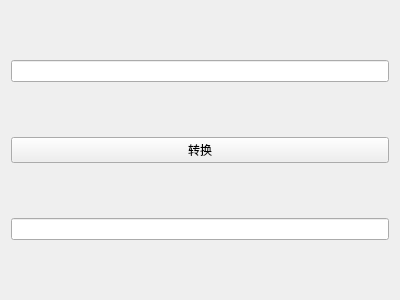
Before: the Qt Designer form Widget.ui in aeagean/Hanzi2Pinyin, drawn with Qt 5.
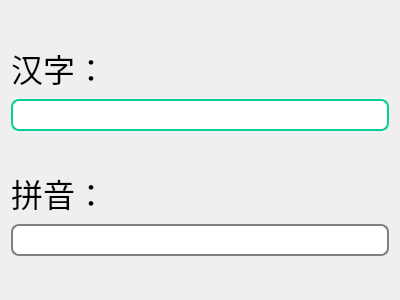
After: the same form once the commit is applied.

What changed in the file:
```diff
--- a/Widget.ui
+++ b/Widget.ui
@@ -15,17 +15,79 @@
   </property>
   <layout class="QVBoxLayout" name="verticalLayout">
    <item>
-    <widget class="QLineEdit" name="lineEdit"/>
+    <spacer name="verticalSpacer_2">
+     <property name="orientation">
+      <enum>Qt::Vertical</enum>
+     </property>
+     <property name="sizeHint" stdset="0">
+      <size>
+       <width>20</width>
+       <height>40</height>
+      </size>
+     </property>
+    </spacer>
    </item>
    <item>
-    <widget class="QPushButton" name="pushButton">
+    <widget class="QLabel" name="label">
+     <property name="styleSheet">
+      <string notr="true">font: 75 20pt &quot;微软雅黑&quot;;</string>
+     </property>
      <property name="text">
-      <string>转换</string>
+      <string>&lt;html&gt;&lt;head/&gt;&lt;body&gt;&lt;p&gt;&lt;span style=&quot; font-size:24pt;&quot;&gt;汉字：&lt;/span&gt;&lt;/p&gt;&lt;/body&gt;&lt;/html&gt;</string>
      </property>
     </widget>
    </item>
    <item>
-    <widget class="QLineEdit" name="lineEdit_2"/>
+    <widget class="QLineEdit" name="lineEdit">
+     <property name="styleSheet">
+      <string notr="true">font: 75 20pt &quot;微软雅黑&quot;;
+border-style:none;padding:6px;border-radius:8px;border:2px solid #0ACF97;</string>
+     </property>
+    </widget>
+   </item>
+   <item>
+    <spacer name="verticalSpacer_3">
+     <property name="orientation">
+      <enum>Qt::Vertical</enum>
+     </property>
+     <property name="sizeHint" stdset="0">
+      <size>
+       <width>20</width>
+       <height>40</height>
+      </size>
+     </property>
+    </spacer>
+   </item>
+   <item>
+    <widget class="QLabel" name="label_2">
+     <property name="styleSheet">
+      <string notr="true">font: 75 20pt &quot;微软雅黑&quot;;</string>
+     </property>
+     <property name="text">
+      <string>&lt;html&gt;&lt;head/&gt;&lt;body&gt;&lt;p&gt;&lt;span style=&quot; font-size:24pt;&quot;&gt;拼音：&lt;/span&gt;&lt;/p&gt;&lt;/body&gt;&lt;/html&gt;</string>
+     </property>
+    </widget>
+   </item>
+   <item>
+    <widget class="QLineEdit" name="lineEdit_2">
+     <property name="styleSheet">
+      <string notr="true">font: 75 20pt &quot;微软雅黑&quot;;
+border-style:none;padding:6px;border-radius:8px;border:2px solid gray;</string>
+     </property>
+    </widget>
+   </item>
+   <item>
+    <spacer name="verticalSpacer">
+     <property name="orientation">
+      <enum>Qt::Vertical</enum>
+     </property>
+     <property name="sizeHint" stdset="0">
+      <size>
+       <width>20</width>
+       <height>40</height>
+      </size>
+     </property>
+    </spacer>
    </item>
   </layout>
  </widget>
```
